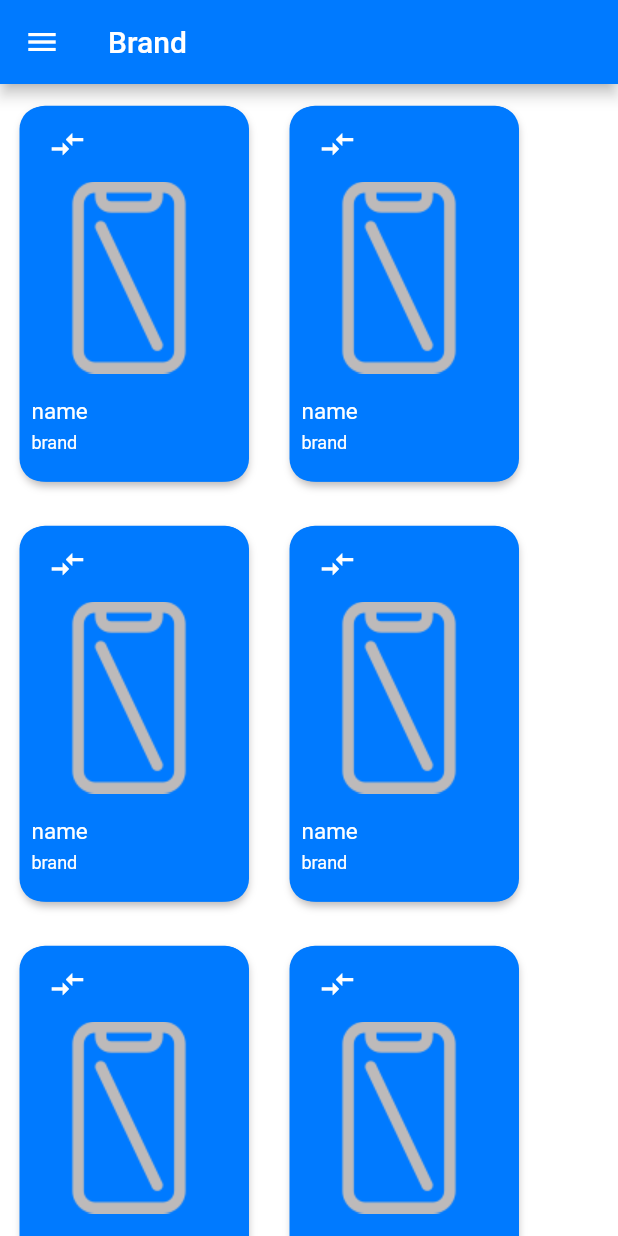
After one commit to ABOODARTER/MAQW, a Flutter app: the allPhone_in_brand screen opened directly, on a phone screen of 412 x 824 dp. The commit adds this screen. Run offline on Flutter 3.47's test engine with Material 2 defaults, Android fonts, the phone set to English and light mode, and no system bars; our stand-ins replace carousel_slider, email_validator, fluttertoast, geolocator, google_maps_flutter, google_nav_bar and 2 more.

```diff
--- /dev/null
+++ b/lib/screens/AllPhone_In_Brand.dart
@@ -0,0 +1,173 @@
+import 'package:flutter/material.dart';
+import '../main.dart';
+import 'Colors.dart';
+import 'ContactUs.dart';
+import 'Compartion.dart';
+import 'PagePhone.dart';
+
+class allPhone_in_brand extends StatefulWidget {
+  @override
+  State<StatefulWidget> createState() {
+    return allPhone_in_brandState();
+  }
+}
+
+class allPhone_in_brandState extends State<allPhone_in_brand> {
+  Widget viewphone(String brand, String name, String phonepictuer) {
+    return Container(
+      width: 150,
+      height: 250,
+      padding: EdgeInsets.only(left: 5),
+      decoration: BoxDecoration(
+        border: Border.all(color: Bluecolor),
+        borderRadius: BorderRadius.circular(15.0),
+        boxShadow: [
+          BoxShadow(color: Greycolor, blurRadius: 4.0, offset: Offset(0, 3)),
+          BoxShadow(color: Bluecolor, offset: Offset(-2, 0)),
+          BoxShadow(color: Bluecolor, offset: Offset(1, 0)),
+          BoxShadow(color: Bluecolor, offset: Offset(0, -0.5)),
+        ],
+        gradient: LinearGradient(
+          colors: [Bluecolor, Bluecolor.withOpacity(0.5)],
+          begin: Alignment.topCenter,
+          end: Alignment.bottomCenter,
+        ),
+      ),
+      child: Column(
+        mainAxisAlignment: MainAxisAlignment.start,
+        crossAxisAlignment: CrossAxisAlignment.start,
+        children: [
+          Container(
+              alignment: AlignmentDirectional.topStart,
+              child: IconButton(
+                onPressed: () {},
+                icon: Icon(Icons.compare_arrows),
+                iconSize: 25,
+                color: w,
+              )),
+          Container(height: 130, width: 130, child: Image.asset(phonepictuer)),
+          SizedBox(
+            height: 15,
+          ),
+          Text(
+            name,
+            style: TextStyle(fontSize: 15, color: w),
+          ),
+          SizedBox(
+            height: 5,
+          ),
+          Text(
+            brand,
+            style: TextStyle(
+              fontSize: 12,
+              color: w,
+            ),
+          ),
+        ],
+      ),
+    );
+  }
+
+  @override
+  Widget build(BuildContext context) {
+    return Scaffold(
+      appBar: AppBar(
+        backgroundColor: Bluecolor,
+        title: Text(
+          'Brand',
+          style: TextStyle(color: w),
+        ),
+      ),
+      body: ListView(scrollDirection: Axis.vertical, children: [
+      Container(
+      padding: EdgeInsets.only(top: 15, left: 15, right: 1),
+      color: w,
+      child: Column(children: [
+      Row(
+      children: [
+      viewphone('brand', 'name', 'assets/images/compartion/screen (1).png'),
+      SizedBox(width: 30,),
+      viewphone('brand', 'name', 'assets/images/compartion/screen (1).png')
+      ],
+    ),
+    SizedBox(height: 30,),
+    Row(
+    children: [
+    viewphone('brand', 'name', 'assets/images/compartion/screen (1).png'),
+      SizedBox(width: 30,),
+    viewphone('brand', 'name', 'assets/images/compartion/screen (1).png')
+    ],),
+        SizedBox(height: 30,),
+        Row(
+          children: [
+            viewphone('brand', 'name', 'assets/images/compartion/screen (1).png'),
+            SizedBox(width: 30,),
+            viewphone('brand', 'name', 'assets/images/compartion/screen (1).png')
+          ],),
+        SizedBox(height: 30,),
+        Row(
+          children: [
+            viewphone('brand', 'name', 'assets/images/compartion/screen (1).png'),
+            SizedBox(width: 30,),
+            viewphone('brand', 'name', 'assets/images/compartion/screen (1).png')
+          ],),
+
+    ]),
+    )
+    ]),
+      drawerScrimColor: Colors.black.withOpacity(0.4),
+      drawer: Drawer(
+          child: ListView(
+            children: [
+              ListTile(
+                title: Text(
+                  'MAQW MOBIL ^_^',
+                  style: TextStyle(fontSize: 40, color: Bluecolor),
+                ),
+              ),
+              ListTile(
+                title: Text(
+                  "Home",
+                  style: TextStyle(fontSize: 25, color: Bluecolor),
+                ),
+                trailing: Icon(Icons.home),
+                onTap: () {}
+              ),
+              ListTile(
+                title: Text(
+                  "All Phone",
+                  style: TextStyle(fontSize: 25, color: Bluecolor),
+                ),
+                trailing: Icon(Icons.phone_android_rounded),
+                onTap: () {},
+              ),
+              ListTile(
+                title: Text(
+                  "Compartion",
+                  style: TextStyle(fontSize: 25, color: Bluecolor),
+                ),
+                trailing: Icon(Icons.phonelink_setup),
+                onTap: () {},
+              ),
+              ListTile(
+                title: Text(
+                  "Contact Us",
+                  style: TextStyle(fontSize: 25, color: Bluecolor),
+                ),
+                trailing: Icon(Icons.email_outlined),
+                onTap: (){},
+              ),
+              ListTile(
+                title: Text(
+                  "Map",
+                  style: TextStyle(fontSize: 25, color: Bluecolor),
+                ),
+                trailing: Icon(Icons.location_searching_outlined),
+                onTap: () {},
+              ),
+            ],
+          ) // contact_Us(),
+      ),
+    );
+  }
+}
--- a/lib/screens/Compartion.dart
+++ b/lib/screens/Compartion.dart
@@ -82,7 +82,7 @@ class compartionState extends State<compartion> {
       InkWell(
         onTap: () {},
         child:
-            Ink.image(image: AssetImage('assets/image/compartion/close.png')),
+            Ink.image(image: AssetImage('assets/images/compartion/close.png')),
       ),
     ]);
   }
--- a/lib/screens/PagePhone.dart
+++ b/lib/screens/PagePhone.dart
@@ -175,7 +175,7 @@ class _pagephone extends State<pagephone> {
                               CarouselSlider.builder(
                                 options: CarouselOptions(
                                   height: 200,
-                                  onPageChanged: (index, reason) =>
+                                  onPageChanged: (index, rfeason) =>
                                       setState(() => activeIndex = index),
                                   enlargeCenterPage: true,
                                  enableInfiniteScroll: false,
--- a/lib/screens/map.dart
+++ b/lib/screens/map.dart
@@ -6,7 +6,7 @@ import 'package:geolocator/geolocator.dart';
 import 'package:fluttertoast/fluttertoast.dart';
 import 'package:http/http.dart' as http;
 import 'dart:convert' as convert;
-import 'package:location/location.dart';
+//import 'package:location/location.dart';
 
 class Map extends StatefulWidget {
   const Map({Key? key}) : super(key: key);
--- a/pubspec.yaml
+++ b/pubspec.yaml
@@ -28,6 +28,7 @@ environment:
 # versions available, run `flutter pub outdated`.
 dependencies:
 #  shared_preferences:
+  carousel_slider: ^4.1.1
   email_validator: ^2.0.1
   image_picker: ^0.8.5+3
   path_provider: ^2.0.10
@@ -43,7 +44,7 @@ dependencies:
 
   # The following adds the Cupertino Icons font to your application.
   # Use with the CupertinoIcons class for iOS style icons.
-  cupertino_icons: ^1.0.2
+  cupertino_icons:
   smooth_page_indicator:
 dev_dependencies:
   flutter_test:
@@ -104,6 +105,7 @@ flutter:
     - assets/images/co.png
     - assets/images/m.png
     - assets/images/img_1.png
+    - assets/images/user.png
   #   - images/a_dot_ham.jpeg
 
   # An image asset can refer to one or more resolution-specific "variants", see
```
Also changed, not shown: lib/main.dart (+2 -13 lines), lib/screens/AllPhone.dart (+17 -13 lines), lib/screens/Sale_Center_personalty.dart (+103 -30 lines), assets/images/user.png (added), pubspec.lock.
